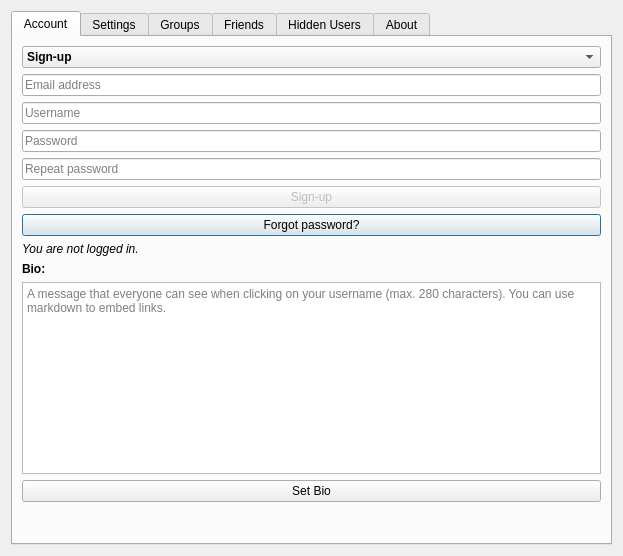
Qt form designer/setup.ui (ThoreBor/Anki_Leaderboard) before a commit.
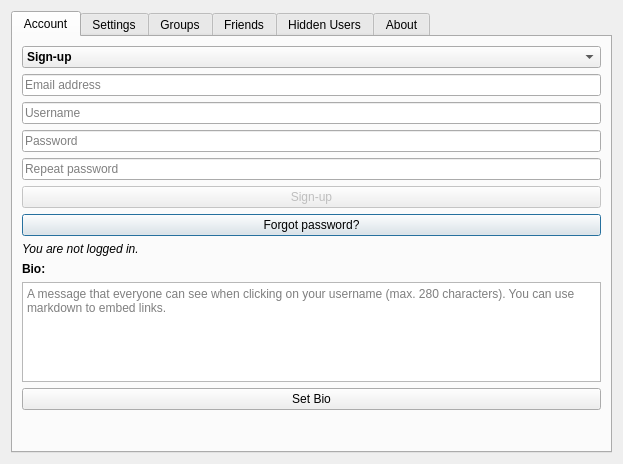
The same form after that commit. Icons and pictures are not drawn.

Diff of the .ui file:
```diff
--- a/designer/setup.ui
+++ b/designer/setup.ui
@@ -7,7 +7,7 @@
     <x>0</x>
     <y>0</y>
     <width>623</width>
-    <height>556</height>
+    <height>464</height>
    </rect>
   </property>
   <property name="sizePolicy">
@@ -177,6 +177,12 @@
          </item>
          <item row="12" column="0">
           <widget class="QTextEdit" name="statusMsg">
+           <property name="maximumSize">
+            <size>
+             <width>16777215</width>
+             <height>100</height>
+            </size>
+           </property>
            <property name="html">
             <string>&lt;!DOCTYPE HTML PUBLIC &quot;-//W3C//DTD HTML 4.0//EN&quot; &quot;http://www.w3.org/TR/REC-html40/strict.dtd&quot;&gt;
 &lt;html&gt;&lt;head&gt;&lt;meta name=&quot;qrichtext&quot; content=&quot;1&quot; /&gt;&lt;style type=&quot;text/css&quot;&gt;
```
Left out of the diff: 78 changed lines with no effect on the pictures.
